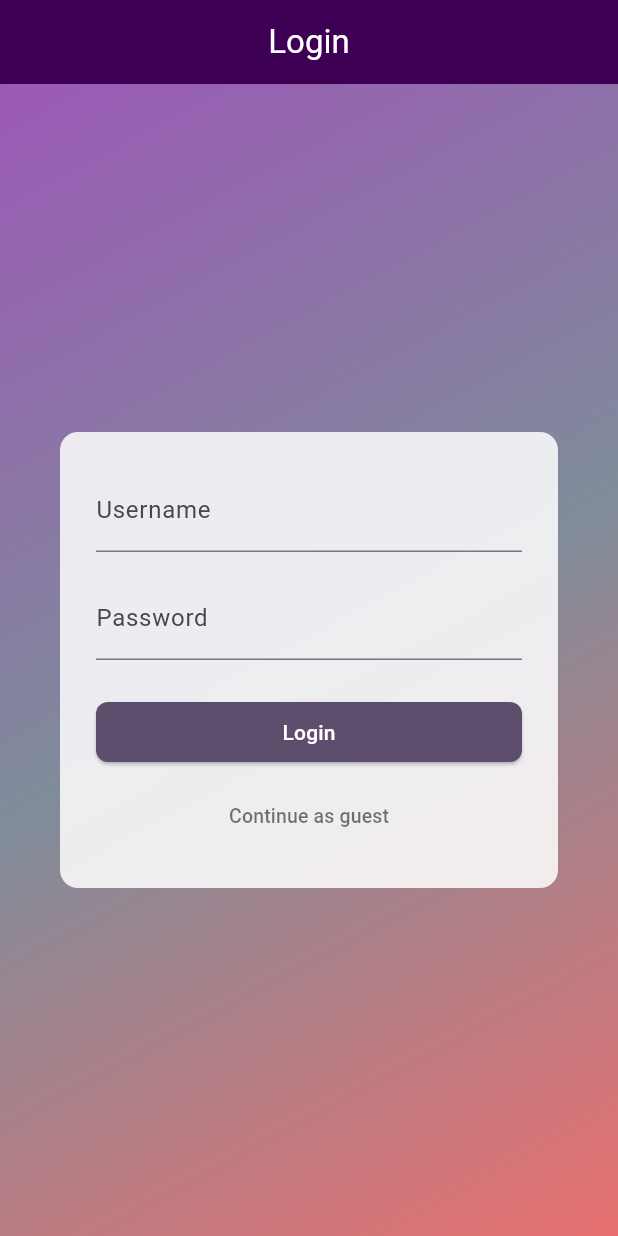
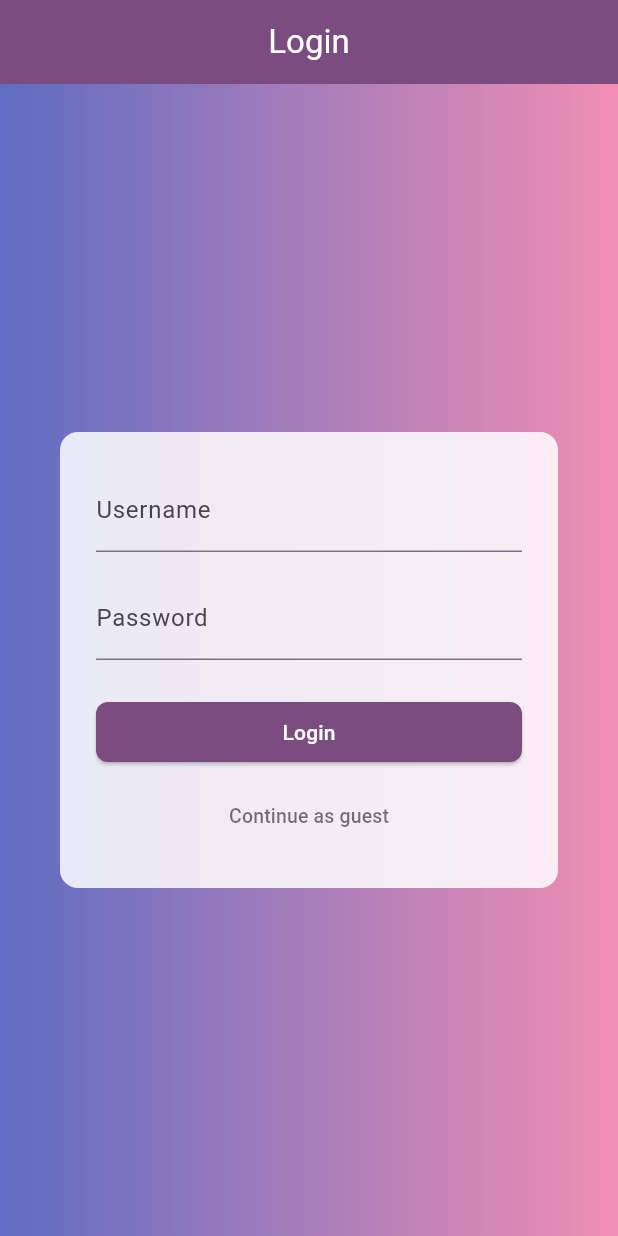
Before and after one commit to Froztie-s/UTS-MOBILEAPP-20252-ArjiNaratamaRantow2, a Flutter app: the screen it shows after launch, on a phone screen of 412 x 824 dp. Run offline on Flutter 3.47's test engine with Material 3 defaults, Android fonts, the phone set to English and light mode, and no system bars.

Commit message:
Modified LoginScreen

```diff
--- a/lib/screens/LoginScreen.dart
+++ b/lib/screens/LoginScreen.dart
@@ -43,18 +43,17 @@ class _LoginScreenState extends State<LoginScreen> {
       appBar: AppBar(
         title: const Text('Login'),
         centerTitle: true,
-        backgroundColor: const Color.fromARGB(255, 61, 0, 85),
+        backgroundColor: const Color(0xFF7B4C80),
         foregroundColor: Colors.white,
       ),
       body: Container(
         decoration: const BoxDecoration(
           gradient: LinearGradient(
-            begin: Alignment.topLeft,
-            end: Alignment.bottomRight,
+            begin: Alignment.centerLeft,
+            end: Alignment.centerRight,
             colors: [
-              Color(0xFF9B59B6),
-              Color(0xFF7F8C9A),
-              Color(0xFFE87070),
+              Color(0xFF5E6CC2),
+              Color(0xFFF18EB2),
             ],
           ),
         ),
@@ -89,7 +88,7 @@ class _LoginScreenState extends State<LoginScreen> {
                     width: double.infinity,
                     child: ElevatedButton(
                       style: ElevatedButton.styleFrom(
-                        backgroundColor: const Color(0xFF5D4E6D),
+                        backgroundColor: const Color(0xFF7B4C80),
                         foregroundColor: Colors.white,
                         shape: RoundedRectangleBorder(
                           borderRadius: BorderRadius.circular(8),
```
